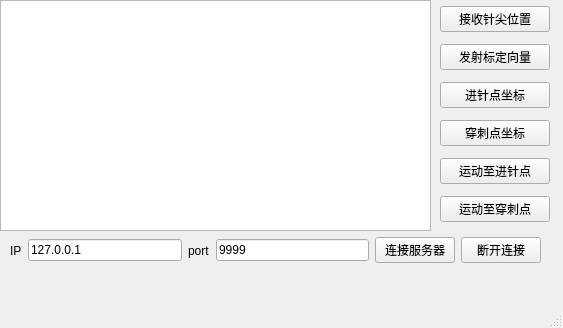
Qt form iiwa_li/scripts/client_window.ui (hitli/iiwa_stack) before a commit.
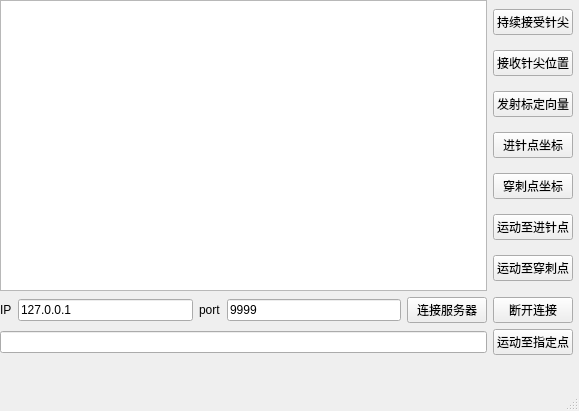
The same form after that commit.

Patch:
```diff
--- a/iiwa_li/scripts/client_window.ui
+++ b/iiwa_li/scripts/client_window.ui
@@ -6,8 +6,8 @@
    <rect>
     <x>0</x>
     <y>0</y>
-    <width>563</width>
-    <height>328</height>
+    <width>579</width>
+    <height>411</height>
    </rect>
   </property>
   <property name="windowTitle">
@@ -17,13 +17,30 @@
    <widget class="QWidget" name="verticalLayoutWidget">
     <property name="geometry">
      <rect>
-      <x>440</x>
+      <x>0</x>
       <y>0</y>
-      <width>110</width>
-      <height>230</height>
+      <width>573</width>
+      <height>355</height>
      </rect>
     </property>
+    <layout class="QVBoxLayout" name="verticalLayout_3">
+     <item>
+      <layout class="QHBoxLayout" name="horizontalLayout_2">
+       <item>
+        <widget class="QTextEdit" name="textEdit"/>
+       </item>
+       <item>
     <layout class="QVBoxLayout" name="verticalLayout">
+         <item>
+          <widget class="QPushButton" name="keep_get_TMN_btn">
+           <property name="text">
+            <string>持续接受针尖</string>
+           </property>
+           <property name="checkable">
+            <bool>true</bool>
+           </property>
+          </widget>
+         </item>
      <item>
       <widget class="QPushButton" name="get_TMN_btn">
        <property name="text">
@@ -70,26 +87,10 @@
       </widget>
      </item>
     </layout>
-   </widget>
-   <widget class="QTextEdit" name="textEdit">
-    <property name="geometry">
-     <rect>
-      <x>0</x>
-      <y>0</y>
-      <width>431</width>
-      <height>231</height>
-     </rect>
-    </property>
-   </widget>
-   <widget class="QWidget" name="horizontalLayoutWidget">
-    <property name="geometry">
-     <rect>
-      <x>10</x>
-      <y>230</y>
-      <width>531</width>
-      <height>41</height>
-     </rect>
-    </property>
+       </item>
+      </layout>
+     </item>
+     <item>
     <layout class="QHBoxLayout" name="horizontalLayout">
      <item>
       <widget class="QLabel" name="label">
@@ -134,6 +135,22 @@
       </widget>
      </item>
     </layout>
+     </item>
+     <item>
+      <layout class="QHBoxLayout" name="horizontalLayout_4">
+       <item>
+        <widget class="QLineEdit" name="lineEdit"/>
+       </item>
+       <item>
+        <widget class="QPushButton" name="move_btn">
+         <property name="text">
+          <string>运动至指定点</string>
+         </property>
+        </widget>
+       </item>
+      </layout>
+     </item>
+    </layout>
    </widget>
   </widget>
   <widget class="QMenuBar" name="menubar">
```
Left out of the diff: 72 changed lines with no effect on the pictures. Lines whose indentation alone changed are shown as unchanged.
